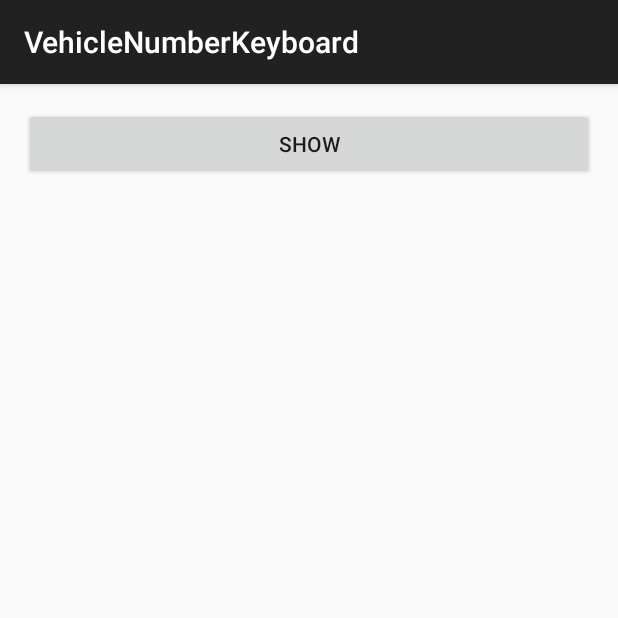
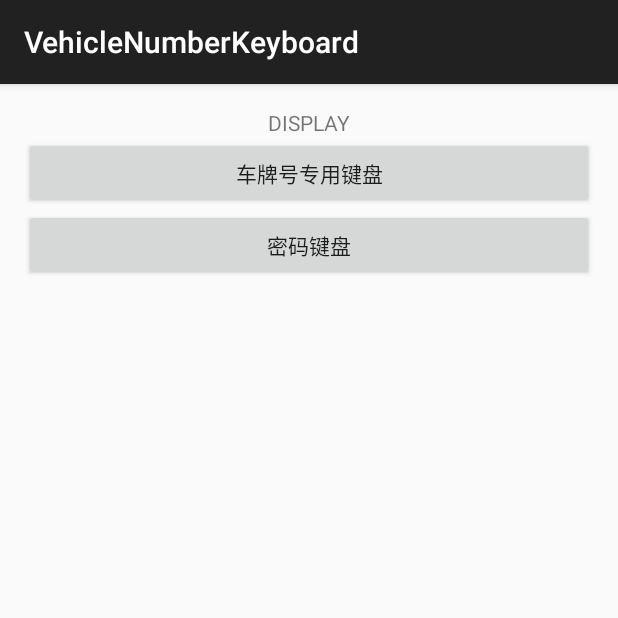
Before and after one commit to Jacco-su/NextKeyboard, an Android app: the screen it shows after launch (MainActivity), on a phone screen of 412 x 824 dp, the top half of it. Run offline under Robolectric (Android 15) with nearby library versions, the phone set to English and light mode, and no system bars.

Commit message:
Add password keyboard

```diff
--- a/app/src/main/java/com/github/yoojia/keyboard/app/MainActivity.java
+++ b/app/src/main/java/com/github/yoojia/keyboard/app/MainActivity.java
@@ -4,32 +4,46 @@ import android.support.v7.app.ActionBarActivity;
 import android.os.Bundle;
 import android.view.View;
 import android.widget.Button;
-import android.widget.Toast;
+import android.widget.TextView;
 
+import com.github.yoojia.keyboard.PasswordKeyboard;
 import com.github.yoojia.keyboard.VehiclePlateKeyboard;
-import com.github.yoojia.keyboard.OnNumberCommitListener;
+import com.github.yoojia.keyboard.OnCommitListener;
 
 public class MainActivity extends ActionBarActivity {
-
-    private VehiclePlateKeyboard mKeyboard;
 
     @Override
     protected void onCreate(Bundle savedInstanceState) {
         super.onCreate(savedInstanceState);
         setContentView(R.layout.activity_main);
 
-        mKeyboard = new VehiclePlateKeyboard(this);
+        final TextView display = (TextView) findViewById(R.id.display);
 
-        Button button = (Button) findViewById(R.id.show);
-        button.setOnClickListener(new View.OnClickListener() {
+        final Button vehicle = (Button) findViewById(R.id.vehicle);
+
+        final View anchorView = MainActivity.this.getWindow().getDecorView().getRootView();
+        vehicle.setOnClickListener(new View.OnClickListener() {
             @Override
             public void onClick(View view) {
-                mKeyboard.show(MainActivity.this,null,new OnNumberCommitListener() {
+                new VehiclePlateKeyboard(getBaseContext(), new OnCommitListener() {
                     @Override
-                    public void onCommit(String number) {
-                        Toast.makeText(MainActivity.this,number, Toast.LENGTH_SHORT).show();
+                    public void onCommit(String input) {
+                        display.setText(input);
                     }
-                });
+                }).show(anchorView);
+            }
+        });
+
+        final Button number = (Button) findViewById(R.id.number);
+        number.setOnClickListener(new View.OnClickListener() {
+            @Override
+            public void onClick(View v) {
+                new PasswordKeyboard(getBaseContext(), new OnCommitListener() {
+                    @Override
+                    public void onCommit(String input) {
+
+                    }
+                }).show(anchorView);
             }
         });
     }
--- a/app/src/main/res/layout/activity_main.xml
+++ b/app/src/main/res/layout/activity_main.xml
@@ -1,4 +1,4 @@
-<RelativeLayout xmlns:android="http://schemas.android.com/apk/res/android"
+<LinearLayout xmlns:android="http://schemas.android.com/apk/res/android"
                 xmlns:tools="http://schemas.android.com/tools"
                 android:layout_width="match_parent"
                 android:layout_height="match_parent"
@@ -6,11 +6,26 @@
                 android:paddingRight="@dimen/activity_horizontal_margin"
                 android:paddingTop="@dimen/activity_vertical_margin"
                 android:paddingBottom="@dimen/activity_vertical_margin"
+              android:orientation="vertical"
                 tools:context="com.github.yoojia.keyboard.app.MainActivity">
 
+    <TextView
+        android:id="@+id/display"
+        android:text="DISPLAY"
+        android:gravity="center"
+        android:layout_width="match_parent"
+        android:layout_height="wrap_content"/>
+
     <Button
-        android:id="@+id/show"
+        android:id="@+id/vehicle"
         android:layout_width="match_parent"
         android:layout_height="wrap_content"
-        android:text="SHOW" />
-</RelativeLayout>
+        android:text="车牌号专用键盘" />
+
+    <Button
+        android:id="@+id/number"
+        android:layout_width="match_parent"
+        android:layout_height="wrap_content"
+        android:text="密码键盘" />
+
+</LinearLayout>
--- /dev/null
+++ b/keyboard/src/main/java/com/github/yoojia/keyboard/OnCommitListener.java
@@ -0,0 +1,15 @@
+package com.github.yoojia.keyboard;
+
+/**
+ * @author  yoojia.chen@gmail.com
+ * @version version 2015-04-24
+ * @since   1.0
+ */
+public interface OnCommitListener {
+
+    /**
+     * 提交输入
+     * @param input 输入内容
+     */
+    void onCommit(String input);
+}
--- a/keyboard/src/main/java/com/github/yoojia/keyboard/OnNumberCommitListener.java
+++ /dev/null
@@ -1,16 +0,0 @@
-package com.github.yoojia.keyboard;
-
-/**
- * 车牌号提交时回调的接口
- * @author  yoojia.chen@gmail.com
- * @version version 2015-04-24
- * @since   1.0
- */
-public interface OnNumberCommitListener {
-
-    /**
-     * 提交车牌号
-     * @param number 必定是完整的车牌号。
-     */
-    void onCommit(String number);
-}
--- a/keyboard/src/main/res/values/keyboard_style.xml
+++ b/keyboard/src/main/res/values/keyboard_style.xml
@@ -14,9 +14,10 @@
         <item name="android:layout_width">0dp</item>
         <item name="android:layout_height">match_parent</item>
         <item name="android:layout_weight">1</item>
-        <item name="android:textSize">32sp</item>
         <item name="android:textColor">#252525</item>
         <item name="android:textColorHint">#DFDFDF</item>
+        <item name="android:textSize">28sp</item>
+        <item name="android:typeface">monospace</item>
         <item name="android:padding">2dp</item>
         <item name="android:gravity">center</item>
         <item name="android:background">@drawable/keyboard_bg_number</item>
```
Also changed, not shown: keyboard/src/main/java/com/github/yoojia/keyboard/AbstractKeyboard.java (added, +47 -0 lines), keyboard/src/main/java/com/github/yoojia/keyboard/PasswordKeyboard.java (added, +44 -0 lines), keyboard/src/main/java/com/github/yoojia/keyboard/VehiclePlateKeyboard.java (+72 -91 lines), keyboard/src/main/res/layout/next_keyboard_number.xml (added, +80 -0 lines), keyboard/src/main/res/xml/keyboard_numbers.xml (added, +32 -0 lines), keyboard/src/main/res/xml/keyboard_vehicle_code.xml (renamed from keyboard/src/main/res/xml/keyboard_city_code.xml), keyboard/src/main/res/xml/keyboard_vehicle_number.xml (renamed from keyboard/src/main/res/xml/keyboard_number.xml), keyboard/src/main/res/xml/keyboard_vehicle_number_extra.xml (renamed from keyboard/src/main/res/xml/keyboard_number_extra.xml), keyboard/src/main/res/xml/keyboard_vehicle_province.xml (renamed from keyboard/src/main/res/xml/keyboard_province.xml).
